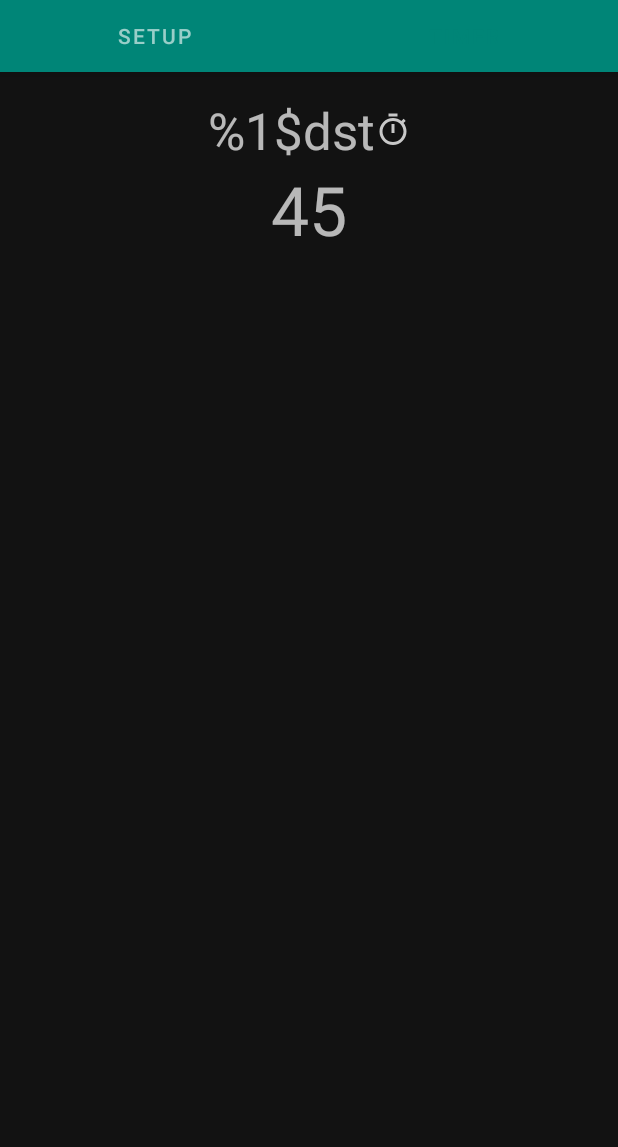
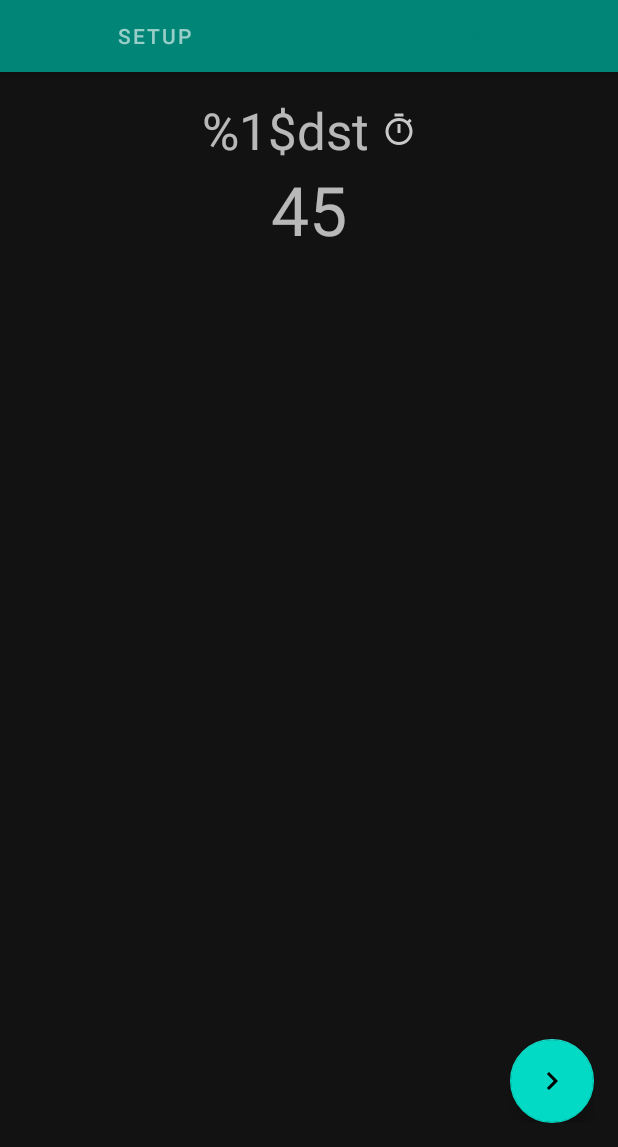
Before and after one commit to tlozzer/Scoreboard, an Android app: the screen it shows after launch (MainActivity), after a tap on "START", on a phone screen of 412 x 824 dp, the part 89-1236 px from its top. Run offline under Robolectric (Android 15) with nearby library versions, the phone set to English and light mode, and no system bars; our stand-ins replace Firebase (no records; nobody signed in at launch, a user with empty details on screens opened directly); 6 statements that could not run were skipped.

Commit message:
Next button working

```diff
--- a/app/src/main/java/br/com/zipvix/sportsscoreboard/TimerFragment.kt
+++ b/app/src/main/java/br/com/zipvix/sportsscoreboard/TimerFragment.kt
@@ -14,6 +14,7 @@ import androidx.lifecycle.ViewModelProviders
 import br.com.zipvix.sportsscoreboard.business.Scoreboard
 import br.com.zipvix.sportsscoreboard.glide.GlideApp
 import br.com.zipvix.sportsscoreboard.viewmodel.MainViewModel
+import com.google.android.material.floatingactionbutton.FloatingActionButton
 import com.google.firebase.storage.FirebaseStorage
 
 class TimerFragment : Fragment() {
@@ -27,6 +28,7 @@ class TimerFragment : Fragment() {
     private lateinit var awayScore: TextView
     private lateinit var homeImage: ImageView
     private lateinit var awayImage: ImageView
+    private lateinit var fabNext: FloatingActionButton
     private val whistleMediaPlayer = MediaPlayer()
     private val goalMediaPlayer = MediaPlayer()
     private var loadWhistleReady = false
@@ -71,6 +73,7 @@ class TimerFragment : Fragment() {
         awayScore = view?.findViewById(R.id.away_score)!!
         homeImage = view?.findViewById(R.id.home_image)!!
         awayImage = view?.findViewById(R.id.away_image)!!
+        fabNext = view?.findViewById(R.id.fab_next)!!
 
         homeScore.setOnClickListener {
             viewModel.addHomeScore()
@@ -82,6 +85,10 @@ class TimerFragment : Fragment() {
             viewModel.addAwayScore()
             if (loadGoalReady)
                 goalMediaPlayer.start()
+        }
+
+        fabNext.setOnClickListener {
+            viewModel.start()
         }
 
         viewModel.currentHalf.observe(this, Observer { half ->
@@ -139,6 +146,14 @@ class TimerFragment : Fragment() {
 
         viewModel.status.observe(this, Observer
         { status ->
+            fabNext.let {
+                it.visibility = if (status == Scoreboard.Status.RUNNING) {
+                    View.GONE
+                } else {
+                    View.VISIBLE
+                }
+            }
+
             if (status == Scoreboard.Status.FINISHING && loadWhistleReady) {
                 whistleMediaPlayer.start()
             }
--- a/app/src/main/java/br/com/zipvix/sportsscoreboard/business/Scoreboard.kt
+++ b/app/src/main/java/br/com/zipvix/sportsscoreboard/business/Scoreboard.kt
@@ -107,7 +107,7 @@ object Scoreboard {
         currentHalf: Int,
         hasTwoHalf: Boolean = true,
         hasExtraTime: Boolean = false,
-        hasPenaltyKicks: Boolean = true
+        hasPenaltyKicks: Boolean = false
     ): Int {
         return if (currentHalf == 1 && hasTwoHalf) {
             2
--- /dev/null
+++ b/app/src/main/res/drawable/ic_navigate_next_white_24dp.xml
@@ -0,0 +1,5 @@
+<vector android:height="24dp" android:tint="#C8C8C8"
+    android:viewportHeight="24.0" android:viewportWidth="24.0"
+    android:width="24dp" xmlns:android="http://schemas.android.com/apk/res/android">
+    <path android:fillColor="#FF000000" android:pathData="M10,6L8.59,7.41 13.17,12l-4.58,4.59L10,18l6,-6z"/>
+</vector>
--- a/app/src/main/res/layout-land/fragment_timer.xml
+++ b/app/src/main/res/layout-land/fragment_timer.xml
@@ -12,6 +12,8 @@
         android:layout_width="wrap_content"
         android:layout_height="wrap_content"
         android:layout_marginEnd="8dp"
+        android:drawableEnd="@drawable/ic_timer_white_24dp"
+        android:drawablePadding="@dimen/drawable_padding"
         android:text="@string/time_label"
         android:textAppearance="@style/TextAppearance.AppCompat.Display1"
         app:layout_constraintBottom_toTopOf="@+id/home_score"
@@ -53,10 +55,10 @@
         android:layout_width="0dp"
         android:layout_height="0dp"
         android:contentDescription="@string/home_team_flag_content"
+        app:layout_constraintBottom_toBottomOf="@+id/vsTextView"
+        app:layout_constraintDimensionRatio="h,10:7"
+        app:layout_constraintEnd_toStartOf="@id/home_score"
         app:layout_constraintStart_toStartOf="parent"
-        app:layout_constraintTop_toTopOf="@+id/home_score"
-        app:layout_constraintEnd_toStartOf="@id/home_score"
-        app:layout_constraintDimensionRatio="H,10:7"
         tools:src="@drawable/googleg_standard_color_18" />
 
     <TextView
@@ -78,10 +80,10 @@
         android:layout_width="0dp"
         android:layout_height="0dp"
         android:contentDescription="@string/away_team_flag_content"
+        app:layout_constraintBottom_toBottomOf="@+id/vsTextView"
+        app:layout_constraintDimensionRatio="H,10:7"
         app:layout_constraintEnd_toEndOf="parent"
-        app:layout_constraintTop_toTopOf="@+id/away_score"
         app:layout_constraintStart_toEndOf="@id/away_score"
-        app:layout_constraintDimensionRatio="H,10:7"
         tools:src="@drawable/googleg_standard_color_18" />
 
     <TextView
@@ -89,12 +91,12 @@
         android:layout_width="0dp"
         android:layout_height="wrap_content"
         android:ellipsize="marquee"
-        android:gravity="center"
+        android:gravity="start"
         android:maxLines="2"
         android:textAppearance="@style/TextAppearance.AppCompat.Body2"
-        app:layout_constraintEnd_toEndOf="@+id/home_image"
+        app:layout_constraintEnd_toEndOf="@+id/home_score"
         app:layout_constraintStart_toStartOf="@+id/home_image"
-        app:layout_constraintTop_toBottomOf="@+id/home_image"
+        app:layout_constraintTop_toBottomOf="@+id/home_score"
         tools:text="Bayern de Munique" />
 
     <TextView
@@ -102,12 +104,12 @@
         android:layout_width="0dp"
         android:layout_height="wrap_content"
         android:ellipsize="marquee"
-        android:gravity="center"
+        android:gravity="end"
         android:maxLines="2"
         android:textAppearance="@style/TextAppearance.AppCompat.Body2"
         app:layout_constraintEnd_toEndOf="@+id/away_image"
-        app:layout_constraintStart_toStartOf="@+id/away_image"
-        app:layout_constraintTop_toBottomOf="@+id/away_image"
+        app:layout_constraintStart_toStartOf="@+id/away_score"
+        app:layout_constraintTop_toBottomOf="@+id/away_score"
         tools:text="Borussia Monfgjhfdkghkhksfksfhbblah" />
 
     <TextView
@@ -123,4 +125,14 @@
         app:layout_constraintHorizontal_bias="0.5"
         app:layout_constraintStart_toStartOf="parent" />
 
+    <com.google.android.material.floatingactionbutton.FloatingActionButton
+        android:id="@+id/fab_next"
+        android:layout_width="wrap_content"
+        android:layout_height="wrap_content"
+        android:clickable="true"
+        android:src="@drawable/ic_navigate_next_white_24dp"
+        app:layout_constraintBottom_toBottomOf="parent"
+        app:layout_constraintEnd_toEndOf="parent"
+        android:focusable="true" />
+
 </androidx.constraintlayout.widget.ConstraintLayout>
--- a/app/src/main/res/layout/fragment_timer.xml
+++ b/app/src/main/res/layout/fragment_timer.xml
@@ -11,9 +11,10 @@
         android:id="@+id/time_label"
         android:layout_width="wrap_content"
         android:layout_height="wrap_content"
+        android:drawableEnd="@drawable/ic_timer_white_24dp"
+        android:drawablePadding="@dimen/drawable_padding"
         android:text="@string/time_label"
         android:textAppearance="@style/TextAppearance.AppCompat.Display1"
-        android:drawableEnd="@drawable/ic_timer_white_24dp"
         app:layout_constraintEnd_toEndOf="parent"
         app:layout_constraintStart_toStartOf="parent"
         app:layout_constraintTop_toTopOf="parent" />
@@ -34,6 +35,7 @@
         android:layout_height="wrap_content"
         android:layout_marginTop="24dp"
         android:textAppearance="@style/TextAppearance.AppCompat.Display4"
+        android:textStyle="bold"
         app:layout_constraintEnd_toEndOf="parent"
         app:layout_constraintTop_toBottomOf="@+id/time"
         tools:text="10" />
@@ -53,6 +55,7 @@
         android:layout_height="wrap_content"
         android:layout_marginTop="16dp"
         android:textAppearance="@style/TextAppearance.AppCompat.Display4"
+        android:textStyle="bold"
         app:layout_constraintEnd_toEndOf="parent"
         app:layout_constraintTop_toBottomOf="@+id/home_score"
         tools:text="10" />
@@ -92,4 +95,14 @@
         app:layout_constraintTop_toBottomOf="@+id/away_image"
         tools:text="Borussia Monfgjhfdkghkhksfksfhbblah" />
 
+    <com.google.android.material.floatingactionbutton.FloatingActionButton
+        android:id="@+id/fab_next"
+        android:layout_width="wrap_content"
+        android:layout_height="wrap_content"
+        android:clickable="true"
+        android:src="@drawable/ic_navigate_next_white_24dp"
+        app:layout_constraintBottom_toBottomOf="parent"
+        app:layout_constraintEnd_toEndOf="parent"
+        android:focusable="true" />
+
 </androidx.constraintlayout.widget.ConstraintLayout>
--- a/app/src/main/res/values/dimens.xml
+++ b/app/src/main/res/values/dimens.xml
@@ -9,4 +9,5 @@
     <dimen name="flag_width">180dp</dimen>
     <dimen name="flag_height">126dp</dimen>
     <dimen name="score_width">180dp</dimen>
+    <dimen name="drawable_padding">8dp</dimen>
 </resources>
```
